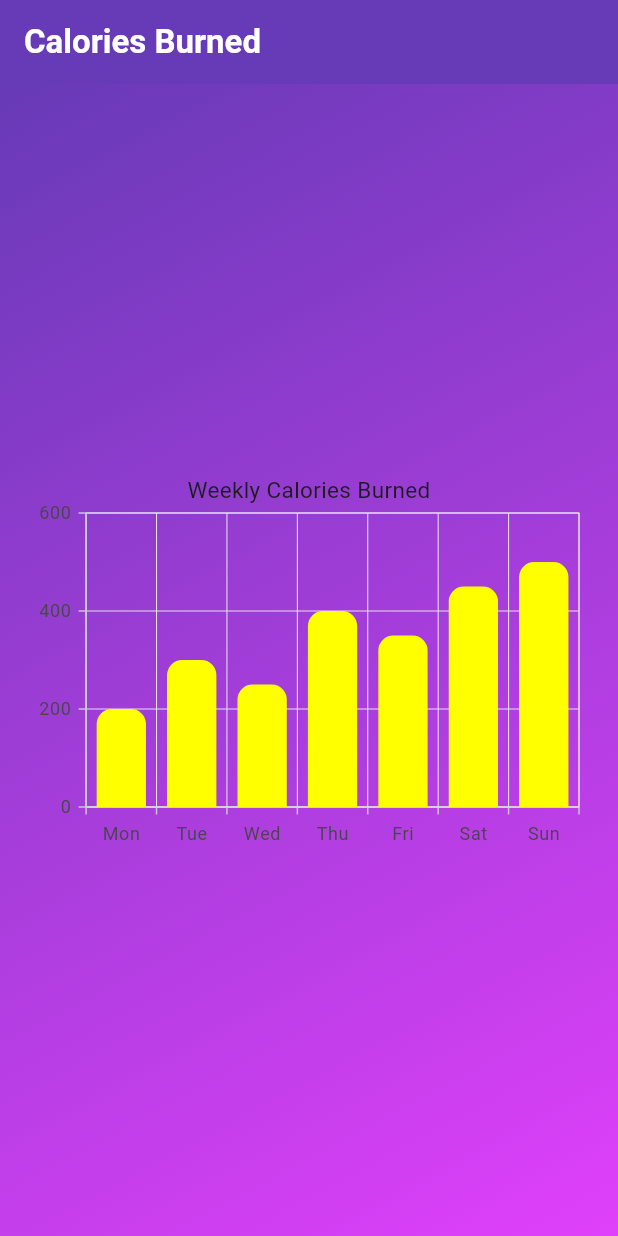
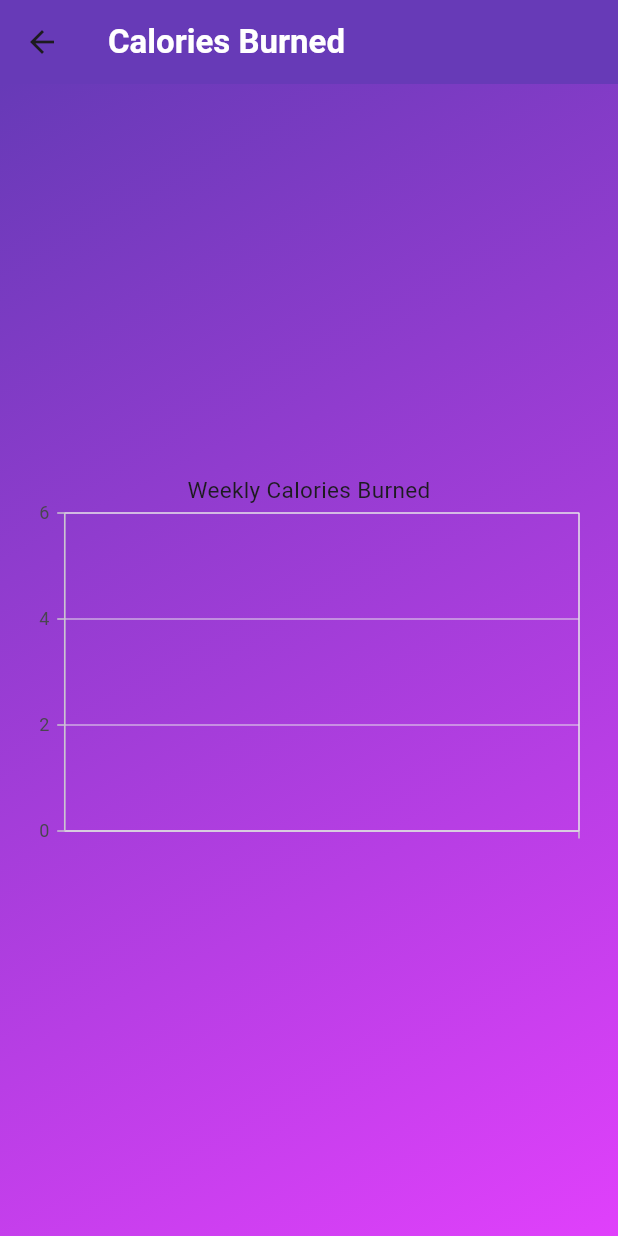
Before and after one commit to simonptuon/Fitness-tracker-app, a Flutter app: the CaloriesBurned screen opened directly, on a phone screen of 412 x 824 dp. Run offline on Flutter 3.47's test engine with Material 3 defaults, Android fonts, the phone set to English and light mode, and no system bars; our stand-ins replace firebase_auth, percent_indicator, syncfusion_flutter_charts; accounts and stored records are empty.

Commit message:
Calories Burned and Sign Up page update
Updated Calories Burned Page and attempted to style Sign Up page with no avail

```diff
--- a/lib/CaloriesBurned.dart
+++ b/lib/CaloriesBurned.dart
@@ -46,18 +46,18 @@ class CaloriesBurned extends StatelessWidget {
                 child: SfCartesianChart(
                   primaryXAxis: CategoryAxis(),
                   title: ChartTitle(text: 'Weekly Calories Burned'),
-                  series: <ChartSeries>[
-                    ColumnSeries<CalorieData, String>(
-                      dataSource: calorieData,
-                      xValueMapper: (CalorieData data, _) => data.date,
-                      yValueMapper: (CalorieData data, _) => data.calories,
-                      color: Colors.yellowAccent,
-                      borderRadius: BorderRadius.only(
-                        topLeft: Radius.circular(10),
-                        topRight: Radius.circular(10),
-                      ),
-                    )
-                  ],
+                  // series: <ChartSeries>[
+                  //   ColumnSeries<CalorieData, String>(
+                  //     dataSource: calorieData,
+                  //     xValueMapper: (CalorieData data, _) => data.date,
+                  //     yValueMapper: (CalorieData data, _) => data.calories,
+                  //     color: Colors.yellowAccent,
+                  //     borderRadius: BorderRadius.only(
+                  //       topLeft: Radius.circular(10),
+                  //       topRight: Radius.circular(10),
+                  //     ),
+                  //   )
+                  // ],
                 ),
               ),
             ],
--- a/lib/SignUpPage.dart
+++ b/lib/SignUpPage.dart
@@ -1,4 +1,3 @@
-import 'dart:io';
 import 'package:flutter/material.dart';
 
 import 'Header.dart';
@@ -7,7 +6,6 @@ import 'InputWrapper.dart';
 class SignUpPage extends StatelessWidget{
   @override
   Widget build(BuildContext context) {
-
     return Scaffold(
       body: Container(
         width: double.infinity,
--- a/lib/main.dart
+++ b/lib/main.dart
@@ -15,7 +15,7 @@ class MyApp extends StatelessWidget {
       title: 'Task Management',
       debugShowCheckedModeBanner: false,
 // <<<<<<< HEAD
-      home: CaloriesBurned(),
+      home: SignUpPage(),
     );
   }
 }
```
